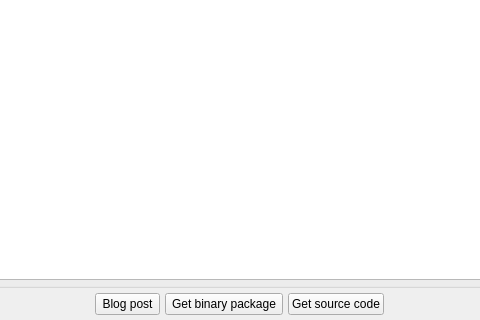
arichiardi/pgmodeler, file libs/libgui/ui/widgets/updatenotifierwidget.ui: the form before one commit; both pictures show x 87 to 567 and y 177 to 497 of the 653 by 497 pixel window.
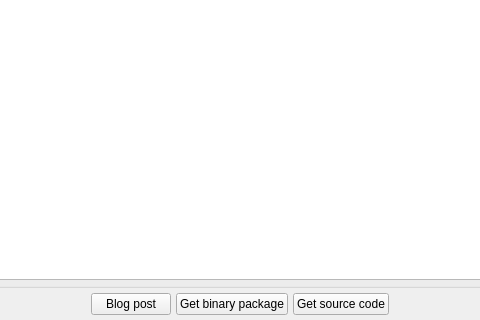
The form after the commit. Icons and pictures are not drawn.

Commit message: Finished the conversion of QToolButtons to QPushButton

```diff
--- a/libs/libgui/ui/widgets/updatenotifierwidget.ui
+++ b/libs/libgui/ui/widgets/updatenotifierwidget.ui
@@ -333,7 +333,7 @@
          </spacer>
         </item>
         <item>
-         <widget class="QToolButton" name="blog_post_tb">
+         <widget class="QPushButton" name="blog_post_btn">
           <property name="sizePolicy">
            <sizepolicy hsizetype="Preferred" vsizetype="Preferred">
             <horstretch>0</horstretch>
@@ -359,13 +359,10 @@
           <property name="checkable">
            <bool>false</bool>
           </property>
-          <property name="toolButtonStyle">
-           <enum>Qt::ToolButtonStyle::ToolButtonTextBesideIcon</enum>
-          </property>
          </widget>
         </item>
         <item>
-         <widget class="QToolButton" name="get_binary_tb">
+         <widget class="QPushButton" name="get_binary_btn">
           <property name="sizePolicy">
            <sizepolicy hsizetype="Preferred" vsizetype="Preferred">
             <horstretch>0</horstretch>
@@ -391,12 +388,6 @@
           <property name="checkable">
            <bool>false</bool>
           </property>
-          <property name="popupMode">
-           <enum>QToolButton::ToolButtonPopupMode::InstantPopup</enum>
-          </property>
-          <property name="toolButtonStyle">
-           <enum>Qt::ToolButtonStyle::ToolButtonTextBesideIcon</enum>
-          </property>
          </widget>
         </item>
         <item>
```
Left out of the diff: 6 changed lines with no effect on the pictures. The commit also changes 26 other files.
